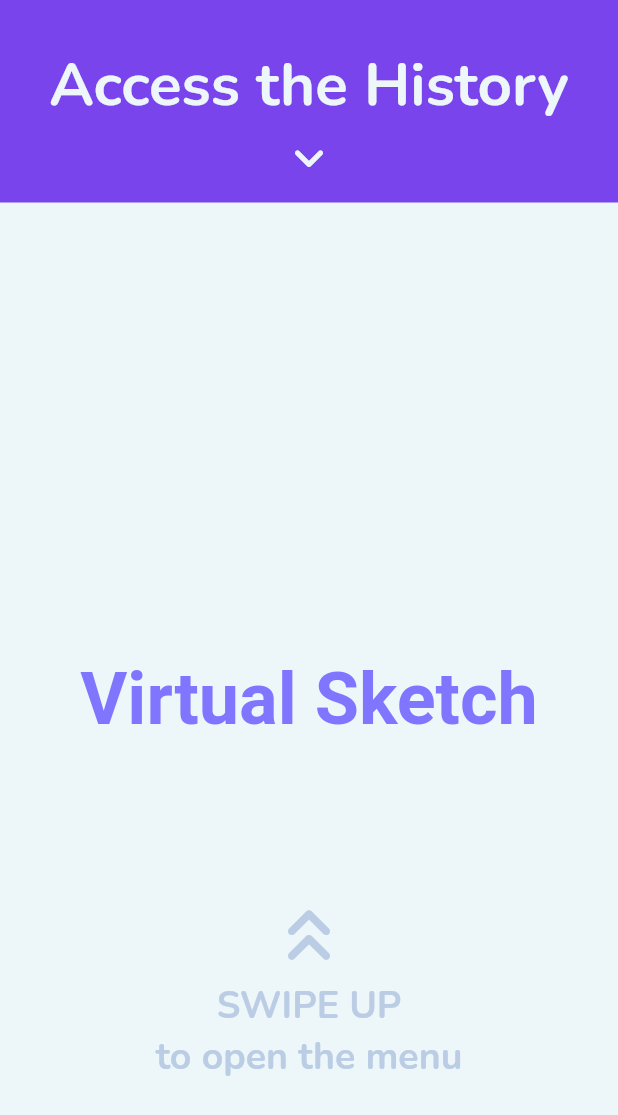
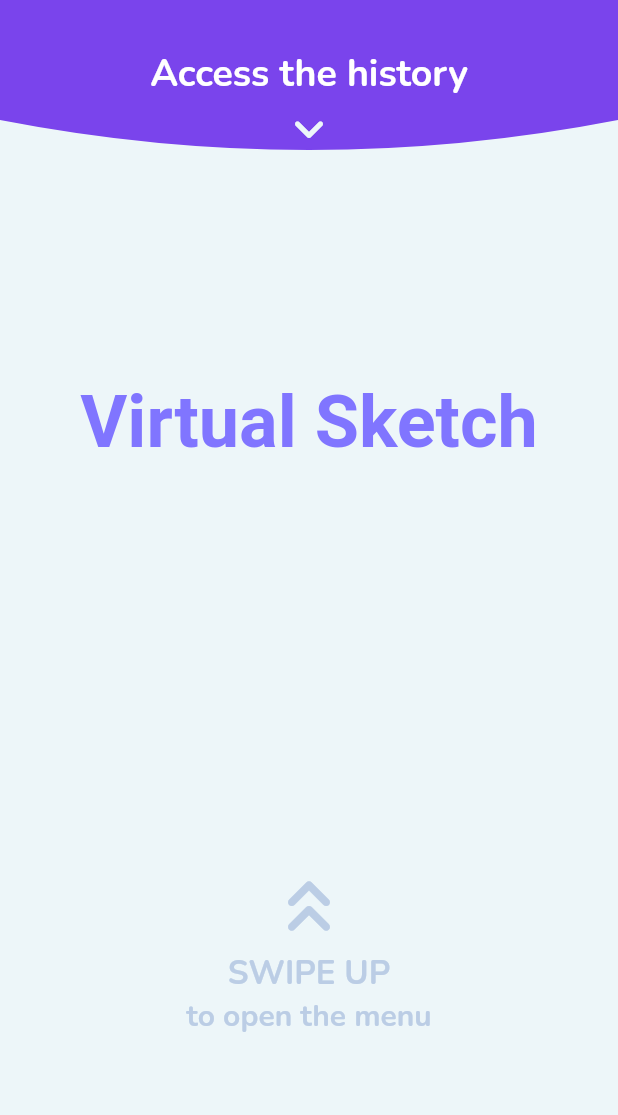
Before and after one commit to VirtualSketch/vs-mobile-app, a Flutter app: the screen it shows after launch, on a phone screen of 412 x 824 dp. Shown: the top 1115 px of the screen. Run offline on Flutter 3.47's test engine with Material 2 defaults, Android fonts, the light colour scheme and no system bars; our stand-ins replace dio, flutter_modular, google_fonts; missing offline and left inert: arcore_flutter_plugin; generated files the repository leaves out were written again; project files that could hold a hidden picture were left out.

Commit message:
♻️ Refactor home page and history page

```diff
--- a/lib/app/app_module.dart
+++ b/lib/app/app_module.dart
@@ -27,6 +27,7 @@ class AppModule extends Module {
       ];
 
   @override
-  List<ModularRoute> get routes =>
-      [ChildRoute('/', child: (context, args) => const HomePage())];
+  List<ModularRoute> get routes => [
+        ChildRoute('/', child: (context, args) => const HomePage()),
+      ];
 }
--- a/lib/app/app_widget.dart
+++ b/lib/app/app_widget.dart
@@ -8,6 +8,7 @@ class AppWidget extends StatelessWidget {
   Widget build(BuildContext context) {
     return MaterialApp.router(
         title: 'Virtual Sketch',
+        debugShowCheckedModeBanner: false,
         routeInformationParser: Modular.routeInformationParser,
         routerDelegate: Modular.routerDelegate);
   }
--- /dev/null
+++ b/lib/components/app_bar_menu.dart
@@ -0,0 +1,69 @@
+import 'package:flutter/material.dart';
+import 'package:google_fonts/google_fonts.dart';
+
+class AppBarMenu extends StatelessWidget implements PreferredSizeWidget {
+  double height = 100;
+
+  final String barTitle;
+
+  AppBarMenu({Key? key, required this.height, required this.barTitle})
+      : super(key: key);
+
+  @override
+  Widget build(BuildContext context) {
+    return PreferredSize(
+        child: AnimatedContainer(
+          duration: const Duration(seconds: 1),
+          height: height,
+          child: ClipRRect(
+            child: ClipPath(
+              clipper: _AppBarClipper(),
+              child: Container(
+                  padding: const EdgeInsets.only(top: 32),
+                  color: const Color(0xFF7A44EC),
+                  child: Column(
+                    crossAxisAlignment: CrossAxisAlignment.center,
+                    children: [
+                      Text(
+                        barTitle,
+                        style: GoogleFonts.nunito(
+                            textStyle: const TextStyle(
+                                fontWeight: FontWeight.bold,
+                                fontSize: 25,
+                                color: Colors.white)),
+                      ),
+                      const Icon(
+                        Icons.keyboard_arrow_down_rounded,
+                        color: Color(0xFFEDF6F9),
+                        size: 40,
+                      ),
+                    ],
+                  )),
+            ),
+          ),
+        ),
+        preferredSize: preferredSize);
+  }
+
+  @override
+  Size get preferredSize => Size.fromHeight(height);
+}
+
+class _AppBarClipper extends CustomClipper<Path> {
+  @override
+  Path getClip(Size size) {
+    Path path = Path();
+
+    path.moveTo(0, size.height - 40);
+    path.quadraticBezierTo(
+        size.width / 2, size.height, size.width, size.height - 40);
+    path.lineTo(size.width, 0);
+    path.lineTo(0, 0);
+    path.close();
+
+    return path;
+  }
+
+  @override
+  bool shouldReclip(covariant CustomClipper<Path> oldClipper) => true;
+}
--- a/lib/view/home_view.dart
+++ b/lib/view/home_view.dart
@@ -1,64 +1,29 @@
 import 'package:flutter/material.dart';
 import 'package:google_fonts/google_fonts.dart';
+import 'package:virtual_sketch_app/components/app_bar_menu.dart';
+import 'package:virtual_sketch_app/components/history.dart';
 
 class HomePage extends StatelessWidget {
   const HomePage({Key? key}) : super(key: key);
 
   @override
   Widget build(BuildContext context) {
-    final controller = PageController(
-      initialPage: 2,
-    );
-    return Scaffold(
-      body: PageView(
+    final controller = PageController(initialPage: 2);
+
+    return PageView(
       controller: controller,
       scrollDirection: Axis.vertical,
+      onPageChanged: (value) => print(value),
       children: [
-          Container(
-            child: const History(),
-          ),
-          Container(
-            color: const Color(0xFF7A44EC),
-            child: Column(
-              crossAxisAlignment: CrossAxisAlignment.stretch,
+        History(pageViewController: controller),
+        Scaffold(
+          appBar: AppBarMenu(height: 120, barTitle: 'Access the history'),
+          backgroundColor: const Color(0xFFEDF6F9),
+          body: Column(
+            mainAxisSize: MainAxisSize.max,
+            mainAxisAlignment: MainAxisAlignment.spaceAround,
             children: [
-                Center(
-                  child: Padding(
-                    padding: const EdgeInsets.only(top: 30),
-                    child: Text(
-                      'Access the History',
-                      style: GoogleFonts.nunito(
-                        textStyle: const TextStyle(
-                          fontWeight: FontWeight.w700,
-                          fontSize: 40,
-                          color: Color(0xFFEDF6F9),
-                        ),
-                      ),
-                    ),
-                  ),
-                ),
-                Row(
-                  mainAxisAlignment: MainAxisAlignment.center,
-                  children: const [
-                    Padding(
-                      padding: EdgeInsets.only(bottom: 10),
-                      child: Icon(
-                        Icons.keyboard_arrow_down_rounded,
-                        color: Color(0xFFEDF6F9),
-                        size: 40,
-                      ),
-                    ),
-                  ],
-                ),
-                Expanded(
-                  child: Container(
-                    color: const Color(0xFFEDF6F9),
-                    child: Column(
-                      mainAxisAlignment: MainAxisAlignment.center,
-                      children: [
-                        const Padding(
-                          padding: EdgeInsets.only(top: 200),
-                          child: Text(
+              const Text(
                 'Virtual Sketch',
                 style: TextStyle(
                   fontSize: 48,
@@ -66,46 +31,31 @@ class HomePage extends StatelessWidget {
                   color: Color(0xFF8075FF),
                 ),
               ),
-                        ),
-                        Column(
-                          crossAxisAlignment: CrossAxisAlignment.stretch,
-                          mainAxisAlignment: MainAxisAlignment.center,
+              Center(
+                child: Column(
                   children: [
-                            const Padding(
-                              padding: EdgeInsets.only(top: 100),
-                              child: Icon(
+                    const Icon(
                       Icons.keyboard_double_arrow_up_rounded,
                       color: Color(0xFFBBCDE5),
                       size: 60,
                     ),
-                            ),
-                            Center(
-                              child: Text(
+                    Text(
                       'SWIPE UP',
                       style: GoogleFonts.nunito(
                         textStyle: const TextStyle(
                           fontWeight: FontWeight.w700,
-                                    fontSize: 25,
+                          fontSize: 22,
                           color: Color(0xFFBBCDE5),
                         ),
                       ),
                     ),
-                            ),
-                            Center(
-                              child: Text(
+                    Text(
                       'to open the menu',
                       style: GoogleFonts.nunito(
                         textStyle: const TextStyle(
                           fontWeight: FontWeight.w700,
-                                    fontSize: 25,
+                          fontSize: 20,
                           color: Color(0xFFBBCDE5),
-                                  ),
-                                ),
-                              ),
-                            ),
-                          ],
-                        ),
-                      ],
                         ),
                       ),
                     ),
@@ -114,6 +64,8 @@ class HomePage extends StatelessWidget {
               ),
             ],
           ),
+        ),
+      ],
     );
   }
 }
```
Also changed, not shown: lib/components/history.dart (+28 -7 lines), lib/components/history_card_list.dart (+5 -8 lines), lib/components/history_close_button.dart (+4 -9 lines). Lines whose indentation alone changed are shown as unchanged.
